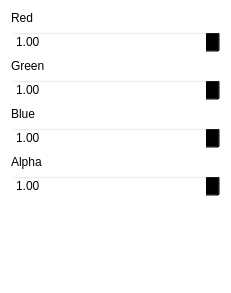
The window that src/UI/ColorCombineNode.ui (Drew-S/TerrainGenerator) describes before a commit, drawn with Qt 5.
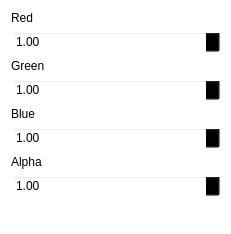
The same window after the commit.

The edit to the form file:
```diff
--- a/src/UI/ColorCombineNode.ui
+++ b/src/UI/ColorCombineNode.ui
@@ -7,7 +7,7 @@
     <x>0</x>
     <y>0</y>
     <width>231</width>
-    <height>293</height>
+    <height>234</height>
    </rect>
   </property>
   <property name="windowTitle">
```
Left out of the diff: 27 changed lines with no effect on the pictures.
